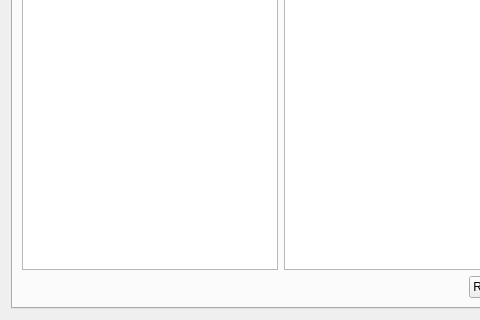
First picture: the form in qtdesigner/plugins.ui, repository t123/ReadingTool.Python, before the edit; both pictures show x 0 to 480 and y 192 to 512 of the 637 by 512 pixel window.
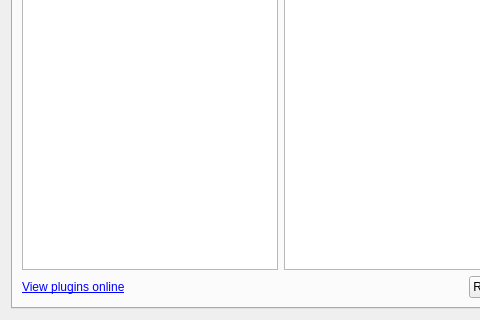
Second picture: the form after the edit.

Commit message: Fix web requests Add link to plugins

Diff of the .ui file:
```diff
--- a/qtdesigner/plugins.ui
+++ b/qtdesigner/plugins.ui
@@ -53,6 +53,16 @@
        </item>
        <item>
         <layout class="QHBoxLayout" name="horizontalLayout">
+         <item>
+          <widget class="QLabel" name="label_5">
+           <property name="text">
+            <string>&lt;a href=&quot;http://api.readingtool.net/plugins&quot;&gt;View plugins online&lt;/a&gt;</string>
+           </property>
+           <property name="openExternalLinks">
+            <bool>true</bool>
+           </property>
+          </widget>
+         </item>
          <item>
           <spacer name="horizontalSpacer_2">
            <property name="orientation">
```
Left out of the diff: 20 changed lines with no effect on the pictures. The commit also changes 1 other file.
